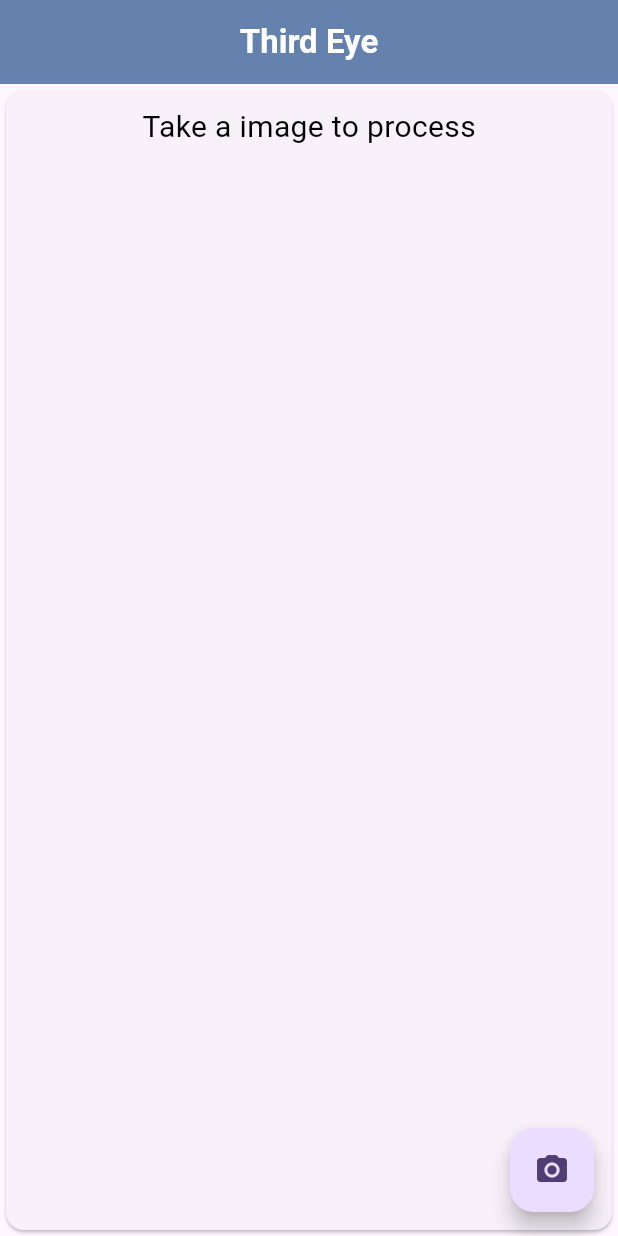
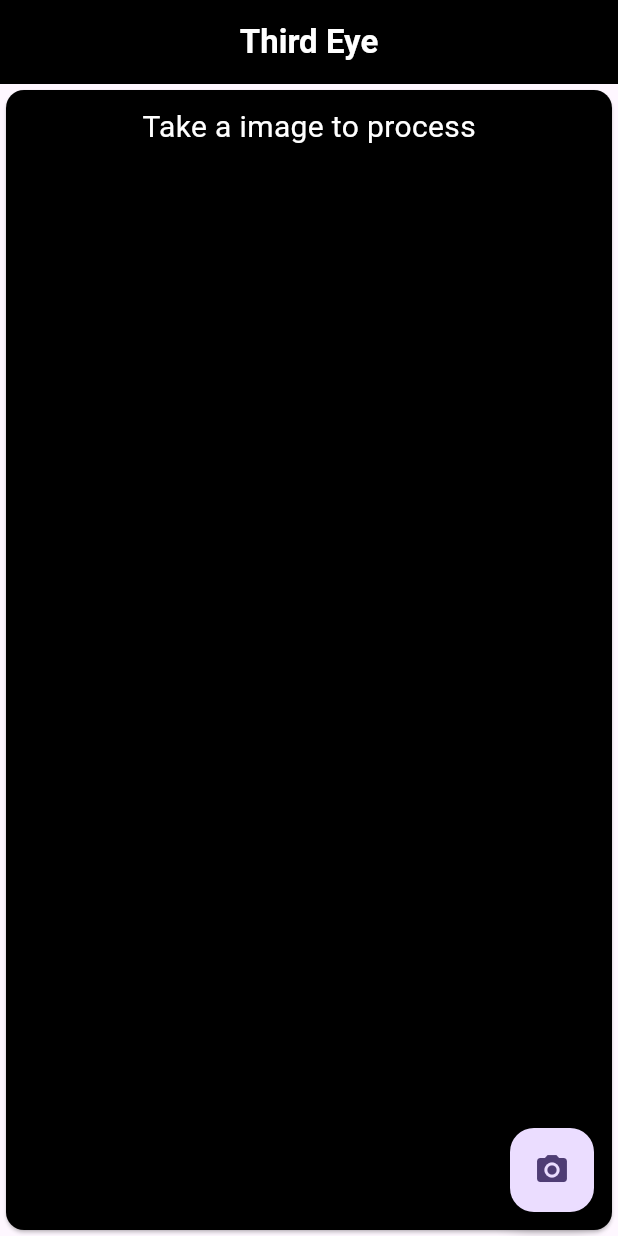
Before and after one commit to NABDroid/my_third_eye, a Flutter app: the screen it shows after launch, after a tap on the "camera alt" icon, on a phone screen of 412 x 824 dp. Run offline on Flutter 3.47's test engine with Material 3 defaults, Android fonts, the phone set to English and light mode, and no system bars; our stand-ins replace camera, flutter_tts, google_generative_ai; missing offline and left inert: keep_screen_on.

Commit message:
keep_screen_on

```diff
--- a/lib/Screens/BaseScreen.dart
+++ b/lib/Screens/BaseScreen.dart
@@ -2,10 +2,13 @@ import 'dart:io';
 import 'package:camera/camera.dart';
 import 'package:flutter/material.dart';
 import 'package:google_generative_ai/google_generative_ai.dart';
+import 'package:keep_screen_on/keep_screen_on.dart';
 import '../Global.dart';
 import 'Styles.dart';
 import 'dart:async';
 import 'package:flutter_tts/flutter_tts.dart';
+
+
 
 class BaseScreen extends StatefulWidget {
   const BaseScreen({
@@ -45,34 +48,28 @@ class _BaseScreenState extends State<BaseScreen> {
       apiKey: geminiKey,
     );
     chatSession = model.startChat();
-    initTts();
+    flutterTts = FlutterTts();
+    initProcess();
 
+  }
+
+
+  Future<void> initProcess() async {
+    await takeImage();
     initializeControllerFuture.then((_) {
-      _timer = Timer.periodic(const Duration(seconds: 30), (Timer t) async {
+      _timer = Timer.periodic(const Duration(seconds: 20), (Timer t) async {
         await takeImage();
       });
     });
   }
 
-  dynamic initTts() {
-    flutterTts = FlutterTts();
-  }
-
-  // @override
-  // void didChangeAppLifecycleState(AppLifecycleState state) {
-  //   if (state == AppLifecycleState.paused) {
-  //     // App is in the background
-  //   } else if (state == AppLifecycleState.resumed) {
-  //     // App is in the foreground
-  //   }
-  // }
 
   @override
   Widget build(BuildContext context) {
     return SafeArea(
       child: Scaffold(
         appBar: AppBar(
-          backgroundColor: themeColor,
+          backgroundColor: Colors.black,
           title: Center(
             child: Text(
               "Third Eye",
@@ -84,6 +81,8 @@ class _BaseScreenState extends State<BaseScreen> {
           valueListenable: rebuildBase,
           builder: (context, value, child) {
             return Card(
+              color: Colors.black,
+              surfaceTintColor: Colors.black,
               child: Padding(
                 padding: const EdgeInsets.all(10),
                 child: Column(
@@ -100,7 +99,7 @@ class _BaseScreenState extends State<BaseScreen> {
                                     child: Image.file(File(image!.path))),
                             Text(
                               apiResponse!,
-                              style: darkDetailsTextStyle,
+                              style: liteDetailsTextStyle,
                             ),
                             const SizedBox(
                               height: 20,
@@ -128,13 +127,12 @@ class _BaseScreenState extends State<BaseScreen> {
     cameraController.dispose();
     image = null;
     _timer?.cancel();
-    // WidgetsBinding.instance.removeObserver(this);
+    KeepScreenOn.turnOff();
     super.dispose();
   }
 
   Future<void> takeImage() async {
     try {
-      image = await cameraController.takePicture();
       image = await cameraController.takePicture();
       final imageBytes = await image!.readAsBytes();
       Content multiContent = Content.multi(
--- a/lib/main.dart
+++ b/lib/main.dart
@@ -1,20 +1,24 @@
 import 'package:camera/camera.dart';
 import 'package:flutter/material.dart';
+import 'package:keep_screen_on/keep_screen_on.dart';
 import 'Screens/BaseScreen.dart';
-
 
 Future<void> main() async {
   WidgetsFlutterBinding.ensureInitialized();
   final cameraLists = await availableCameras();
   final firstCamera = cameraLists.first;
-  runApp(AppRoot(camera: firstCamera,));
+  // WakelockPlus.enable();
+  KeepScreenOn.turnOn();
+
+  runApp(AppRoot(
+    camera: firstCamera,
+  ));
 }
 
 class AppRoot extends StatelessWidget {
   const AppRoot({super.key, required this.camera});
+
   final CameraDescription camera;
-
-
 
   @override
   Widget build(BuildContext context) {
@@ -24,7 +28,9 @@
         colorScheme: ColorScheme.fromSeed(seedColor: Colors.deepPurple),
         useMaterial3: true,
       ),
-      home: BaseScreen(camera: camera,),
+      home: BaseScreen(
+        camera: camera,
+      ),
     );
   }
 }
--- a/pubspec.yaml
+++ b/pubspec.yaml
@@ -38,7 +38,8 @@ dependencies:
   google_generative_ai: ^0.4.3
   camera: ^0.11.0+1
   flutter_tts: ^3.8.1
-  speech_to_text: ^6.6.2
+  wakelock_plus: ^1.1.6
+  keep_screen_on: ^3.0.0
 
 
 dev_dependencies:
```
Also changed, not shown: pubspec.lock, 2 other files.
